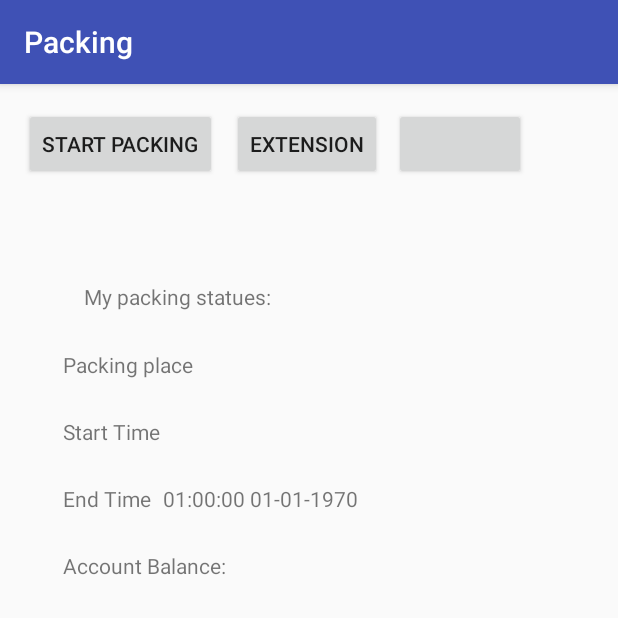
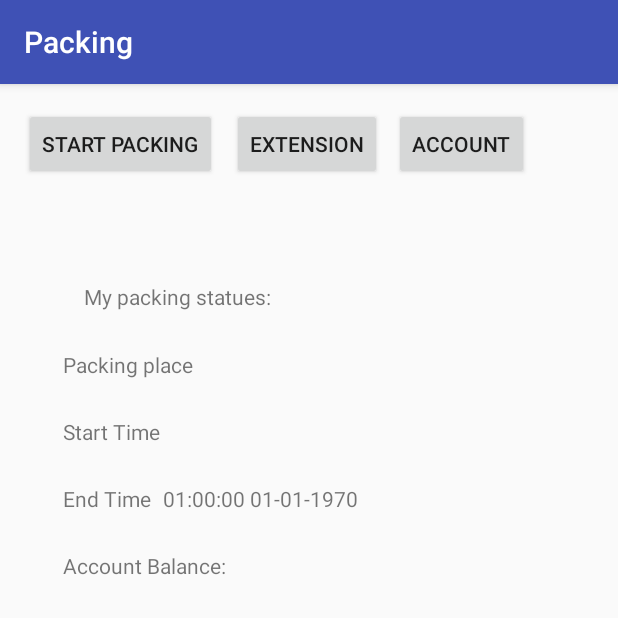
Before and after one commit to dogj/Easy-Parking, an Android app: the HomePage screen opened directly, with no data from a screen before it, after a tap on "EXTENSION", on a phone screen of 412 x 824 dp, the top half of it. Run offline under Robolectric (Android 15) with nearby library versions, the phone set to English and light mode, and no system bars; 4 statements that could not run were skipped.

Commit message:
version2
version2

```diff
--- a/app/src/main/java/com/jiangxin/packing/HomePage.java
+++ b/app/src/main/java/com/jiangxin/packing/HomePage.java
@@ -3,6 +3,7 @@ package com.jiangxin.packing;
 import android.content.Intent;
 import android.content.SharedPreferences;
 import android.os.Bundle;
+import android.os.CountDownTimer;
 import android.support.v7.app.AppCompatActivity;
 import android.view.View;
 import android.widget.Button;
@@ -15,13 +16,19 @@ import java.util.Date;
 
 public class HomePage extends AppCompatActivity {
 
-    Button start;
+    Button start_button;
     Button extension;
     Button my_account;
     String start_time;
     String end_time;
     String my_balance;
     String my_code;
+
+    CountDownTimer countDownTimer;
+    Date start;
+    Date end;
+    long start_time_long ;
+    long end_time_long;
 
 
     TextView textView_start;
@@ -32,7 +39,7 @@ public class HomePage extends AppCompatActivity {
     protected void onCreate(Bundle savedInstanceState) {
         super.onCreate(savedInstanceState);
         setContentView(R.layout.activity_home_page);
-        start = (Button) findViewById(R.id.start);
+        start_button = (Button) findViewById(R.id.start);
         extension = (Button) findViewById(R.id.addtime);
         my_account= (Button) findViewById(R.id.my_account);
         textView_start = (TextView) findViewById(R.id.start_time);
@@ -49,7 +56,7 @@ public class HomePage extends AppCompatActivity {
         textView_end.setText(end_time);
         textView_balance.setText(my_balance);
         textView_code.setText(my_code);
-        start.setOnClickListener(new View.OnClickListener() {
+        start_button.setOnClickListener(new View.OnClickListener() {
             @Override
             public void onClick(View v) {
                 startActivity(new Intent(HomePage.this,Packing.class));
@@ -62,10 +69,10 @@ public class HomePage extends AppCompatActivity {
             public void onClick(View v) {
                 SimpleDateFormat df1 = new SimpleDateFormat("HH:mm:ss dd-MM-yyyy");
                 try {
-                    Date start = df1.parse(start_time);
-                    Date end = df1.parse(end_time);
-                    long start_time_long = start.getTime();
-                    long end_time_long = end.getTime();
+                     start = df1.parse(start_time);
+                     end = df1.parse(end_time);
+                     start_time_long = start.getTime();
+                     end_time_long = end.getTime();
 
                     if((end_time_long-start_time_long)<70 * 60 * 1000){
                         end_time_long = end_time_long + 60 * 60 * 1000;
@@ -73,6 +80,20 @@ public class HomePage extends AppCompatActivity {
                         end_time = df1.format(end);
                         textView_end.setText(end_time);
 
+                        countDownTimer = new CountDownTimer((end_time_long-start_time_long)/1000,(end_time_long-start_time_long)/1000) {
+                            @Override
+                            public void onTick(long millisUntilFinished) {
+
+                            }
+
+                            @Override
+                            public void onFinish() {
+                                sharedata.edit().remove("start").remove("end").remove("code").commit();
+
+                                startActivity(new Intent(HomePage.this,HomePage.class));
+                            }
+                        };
+                        countDownTimer.start();
                         Toast.makeText(getApplicationContext(),"extension accepted",Toast.LENGTH_SHORT).show();
 
                     }else{
@@ -86,6 +107,8 @@ public class HomePage extends AppCompatActivity {
             }
         });
 
+
+
         my_account.setOnClickListener(new View.OnClickListener() {
             @Override
             public void onClick(View v) {
@@ -94,5 +117,25 @@ public class HomePage extends AppCompatActivity {
         });
 
 
+        if((end_time_long-start_time_long)>3000){
+
+            countDownTimer = new CountDownTimer((end_time_long-start_time_long)/1000,(end_time_long-start_time_long)/1000) {
+                @Override
+                public void onTick(long millisUntilFinished) {
+
+                }
+
+                @Override
+                public void onFinish() {
+                    sharedata.edit().remove("start").remove("end").remove("code").commit();
+                    startActivity(new Intent(HomePage.this,HomePage.class));
+                }
+            };
+            countDownTimer.start();
+
+        }
+
+
+
     }
 }
--- a/app/src/main/res/layout/activity_home_page.xml
+++ b/app/src/main/res/layout/activity_home_page.xml
@@ -123,13 +123,13 @@
         android:id="@+id/my_account"
         android:layout_width="wrap_content"
         android:layout_height="wrap_content"
-        android:text=""
-        app:layout_constraintRight_toRightOf="parent"
-        app:layout_constraintLeft_toRightOf="@+id/addtime"
         android:layout_marginLeft="8dp"
         android:layout_marginRight="8dp"
+        android:layout_marginTop="16dp"
+        android:text="account"
         app:layout_constraintHorizontal_bias="0.0"
-        app:layout_constraintTop_toTopOf="parent"
-        android:layout_marginTop="16dp" />
+        app:layout_constraintLeft_toRightOf="@+id/addtime"
+        app:layout_constraintRight_toRightOf="parent"
+        app:layout_constraintTop_toTopOf="parent" />
 
 </android.support.constraint.ConstraintLayout>
```
Also changed, not shown: app/src/main/java/com/jiangxin/packing/Account.java (+24 -4 lines), app/src/main/java/com/jiangxin/packing/MainActivity.java (+9 -2 lines), app/src/main/java/com/jiangxin/packing/Packing.java (+16 -4 lines).
